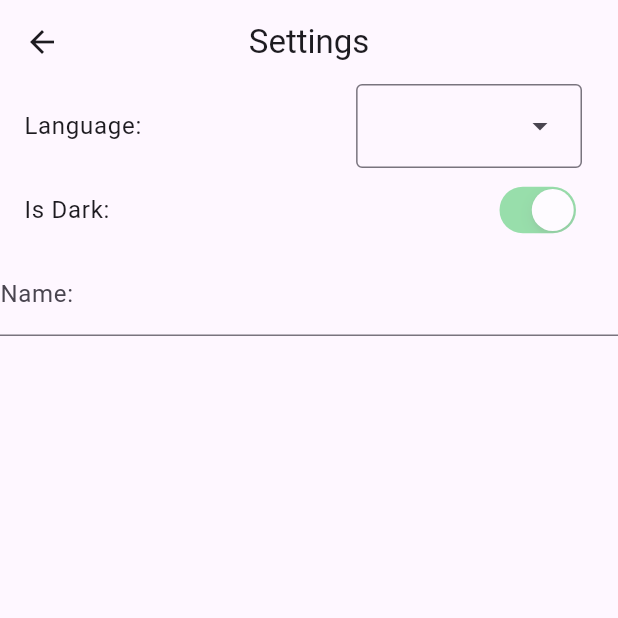
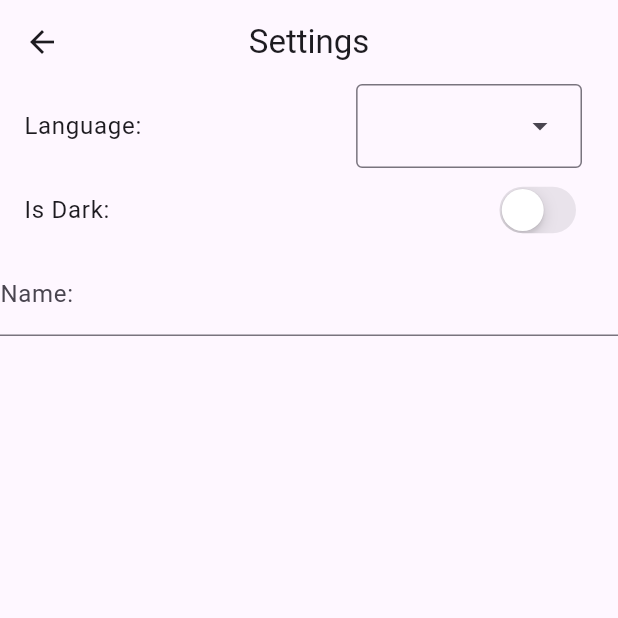
Before and after one commit to USardorB/playground, a Flutter app: the screen it shows after launch, after a tap on "Settings page", on a phone screen of 412 x 824 dp, the top half of it. Run offline on Flutter 3.47's test engine with Material 3 defaults, Android fonts, the phone set to English and light mode, and no system bars.

Commit message:
inherited_notifier

```diff
--- a/lib/app.dart
+++ b/lib/app.dart
@@ -1,40 +1,22 @@
 import 'dart:developer';
-
 import 'package:flutter/material.dart';
 import 'package:playground/home_page.dart';
-import 'package:playground/settings_inherited_model.dart';
+import 'package:playground/inherited_notifier.dart';
 
-class MiniApp extends StatefulWidget {
+class MiniApp extends StatelessWidget {
   const MiniApp({super.key});
-
-  @override
-  State<MiniApp> createState() => _MiniAppState();
-}
-
-class _MiniAppState extends State<MiniApp> {
-  bool isDark = false;
-  String name = 'Sardor';
-  String language = 'English';
 
   @override
   Widget build(BuildContext context) {
     log('MiniApp got (re)build');
-    return MaterialApp(
-      title: 'Test App',
-      debugShowCheckedModeBanner: false,
-      home: SettingsInheritedModel(
-        language: language,
-        isDark: isDark,
-        name: name,
-        onLanguageChanged: (value) {
-          log('Language has been changed');
-          setState(() {
-            language = value!.name;
-          });
-        },
-        onThemeChanged: (value) => setState(() => isDark = value),
-        onNameChanged: (value) => setState(() => name = value),
-        child: const HomePage(),
+    return SettingsInheritedModifier(
+      notifier: ValueNotifier(
+        AppSettings(name: 'Sardor', isDark: false, language: 'English'),
+      ),
+      child: const MaterialApp(
+        title: 'Test App',
+        debugShowCheckedModeBanner: false,
+        home: HomePage(),
       ),
     );
   }
--- a/lib/home_page.dart
+++ b/lib/home_page.dart
@@ -1,7 +1,7 @@
 import 'dart:developer';
 
 import 'package:flutter/material.dart';
-import 'package:playground/settings_inherited_model.dart';
+import 'package:playground/inherited_notifier.dart';
 import 'package:playground/settings_page.dart';
 
 class HomePage extends StatelessWidget {
@@ -9,6 +9,7 @@ class HomePage extends StatelessWidget {
 
   @override
   Widget build(BuildContext context) {
+    final model = SettingsInheritedModifier.of(context).value;
     log('HomePage got (re)build');
     return Scaffold(
       appBar: AppBar(
@@ -18,9 +19,15 @@ class HomePage extends StatelessWidget {
       body: Center(
         child: Column(
           children: [
-            const LanguageWidget(),
-            const ThemeWidget(),
-            const NameWidget(),
+            ListTile(
+              title: const Text('Language:'),
+              trailing: Text(model.language),
+            ),
+            ListTile(
+              title: const Text('Theme mode:'),
+              trailing: Text(model.isDark ? "dark" : 'light'),
+            ),
+            ListTile(title: const Text('Name:'), trailing: Text(model.name)),
             TextButton(
               onPressed: () async => await Navigator.push(
                 context,
@@ -36,42 +43,3 @@ class HomePage extends StatelessWidget {
     );
   }
 }
-
-class LanguageWidget extends StatelessWidget {
-  const LanguageWidget({super.key});
-
-  @override
-  Widget build(BuildContext context) {
-    log('LanguageWidget got (re)build');
-    final model = SettingsInheritedModel.of(context, SettingsAspect.language)!;
-    return ListTile(
-      title: const Text('Language:'),
-      trailing: Text(model.language),
-    );
-  }
-}
-
-class ThemeWidget extends StatelessWidget {
-  const ThemeWidget({super.key});
-
-  @override
-  Widget build(BuildContext context) {
-    log('ThemeWidget got (re)build');
-    final model = SettingsInheritedModel.of(context, SettingsAspect.theme)!;
-    return ListTile(
-      title: const Text('Theme mode:'),
-      trailing: Text(model.isDark ? "dark" : 'light'),
-    );
-  }
-}
-
-class NameWidget extends StatelessWidget {
-  const NameWidget({super.key});
-
-  @override
-  Widget build(BuildContext context) {
-    log('NameWidget got (re)build');
-    final model = SettingsInheritedModel.of(context, SettingsAspect.name)!;
-    return ListTile(title: const Text('Name:'), trailing: Text(model.name));
-  }
-}
--- /dev/null
+++ b/lib/inherited_notifier.dart
@@ -0,0 +1,42 @@
+import 'dart:developer';
+
+import 'package:flutter/material.dart';
+
+class AppSettings {
+  String name;
+  bool isDark;
+  String language;
+
+  AppSettings({
+    required this.name,
+    required this.isDark,
+    required this.language,
+  });
+
+  @override
+  bool operator ==(covariant AppSettings other) {
+    log('${name == other.name && isDark == other.isDark && language == other.language}');
+    return name == other.name &&
+        isDark == other.isDark &&
+        language == other.language;
+  }
+
+  @override
+  int get hashCode {
+    log('${name.hashCode ^ isDark.hashCode ^ language.hashCode}');
+    return name.hashCode ^ isDark.hashCode ^ language.hashCode;
+  }
+}
+
+class SettingsInheritedModifier
+    extends InheritedNotifier<ValueNotifier<AppSettings>> {
+  const SettingsInheritedModifier({
+    super.key,
+    required super.notifier,
+    required super.child,
+  });
+
+  static ValueNotifier<AppSettings> of(BuildContext context) => context
+      .dependOnInheritedWidgetOfExactType<SettingsInheritedModifier>()!
+      .notifier!;
+}
--- a/lib/settings_inherited_model.dart
+++ /dev/null
@@ -1,64 +0,0 @@
-import 'dart:developer';
-
-import 'package:flutter/material.dart';
-import 'package:playground/settings_page.dart';
-
-class SettingsInheritedModel extends InheritedModel<SettingsAspect> {
-  final String language;
-  final bool isDark;
-  final String name;
-  final ValueChanged<Language?> onLanguageChanged;
-  final ValueChanged<bool> onThemeChanged;
-  final ValueChanged<String> onNameChanged;
-
-  const SettingsInheritedModel({
-    required this.language,
-    required this.isDark,
-    required this.name,
-    required this.onLanguageChanged,
-    required this.onThemeChanged,
-    required this.onNameChanged,
-    required super.child,
-    super.key,
-  });
-
-  @override
-  bool updateShouldNotify(covariant SettingsInheritedModel oldWidget) {
-    log('updateShouldNotify');
-
-    return (language, isDark, name) !=
-        (oldWidget.language, oldWidget.isDark, oldWidget.name);
-  }
-
-  @override
-  bool updateShouldNotifyDependent(
-    covariant SettingsInheritedModel oldWidget,
-    Set<SettingsAspect> dependencies,
-  ) {
-    log('updateShouldNotifyDependent');
-    if (oldWidget.isDark != isDark ||
-        dependencies.contains(SettingsAspect.theme)) {
-      return true;
-    }
-    if (oldWidget.language != language ||
-        dependencies.contains(SettingsAspect.language)) {
-      return true;
-    }
-    if (oldWidget.name != name || dependencies.contains(SettingsAspect.name)) {
-      return true;
-    }
-    return false;
-  }
-
-  static SettingsInheritedModel? of(
-    BuildContext context,
-    SettingsAspect aspect,
-  ) {
-    return InheritedModel.inheritFrom<SettingsInheritedModel>(
-      context,
-      aspect: aspect,
-    );
-  }
-}
-
-enum SettingsAspect { language, theme, name }
--- a/lib/settings_page.dart
+++ b/lib/settings_page.dart
@@ -2,7 +2,7 @@ import 'dart:developer';
 
 import 'package:flutter/cupertino.dart';
 import 'package:flutter/material.dart';
-import 'package:playground/settings_inherited_model.dart';
+import 'package:playground/inherited_notifier.dart';
 
 class SettingsPage extends StatelessWidget {
   const SettingsPage({super.key});
@@ -27,31 +27,41 @@ class SettingsPage extends StatelessWidget {
                   DropdownMenuEntry(value: Language.uz, label: 'Uzbek'),
                 ],
                 onSelected: (value) {
-                  SettingsInheritedModel.of(
-                    context,
-                    SettingsAspect.language,
-                  )?.onLanguageChanged(value);
+                  final current = SettingsInheritedModifier.of(context).value;
+                  SettingsInheritedModifier.of(context).value = AppSettings(
+                    name: current.name,
+                    isDark: current.isDark,
+                    language: value?.name ?? 'nothing' 'selected',
+                  );
                 },
               ),
             ),
             ListTile(
               title: const Text('Is Dark:'),
               trailing: CupertinoSwitch(
-                value: true,
-                onChanged: SettingsInheritedModel.of(
-                  context,
-                  SettingsAspect.language,
-                )?.onThemeChanged,
+                value: SettingsInheritedModifier.of(context).value.isDark,
+                onChanged: (value) {
+                  final current = SettingsInheritedModifier.of(context).value;
+                  SettingsInheritedModifier.of(context).value = AppSettings(
+                    name: current.name,
+                    isDark: !current.isDark,
+                    language: current.language,
+                  );
+                },
               ),
             ),
             TextField(
               decoration: const InputDecoration(
                 label: Text('Name:'),
               ),
-              onSubmitted: SettingsInheritedModel.of(
-                context,
-                SettingsAspect.language,
-              )?.onNameChanged,
+              onSubmitted: (value) {
+                final current = SettingsInheritedModifier.of(context).value;
+                SettingsInheritedModifier.of(context).value = AppSettings(
+                  name: value,
+                  isDark: current.isDark,
+                  language: current.language,
+                );
+              },
             ),
           ],
         ),
```
